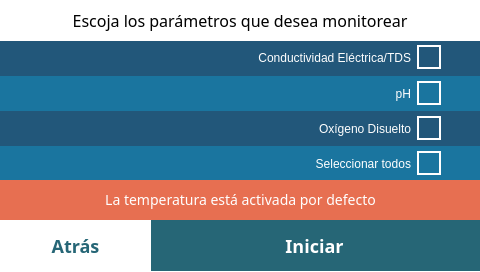
This is src/views/MonitoringView/MonitoringSelect.ui in Giocerz/water_quality_rpi_unal as Qt 5 draws it before an edit. The edited form follows.
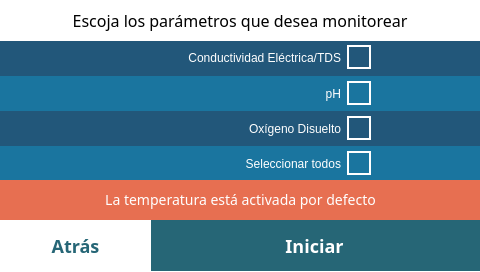
This is the edited form.

Commit message: fix: adjust QCheckBox geometry for improved layout and consistency

Diff of the .ui file:
```diff
--- a/src/views/MonitoringView/MonitoringSelect.ui
+++ b/src/views/MonitoringView/MonitoringSelect.ui
@@ -87,9 +87,9 @@
    <widget class="QCheckBox" name="tdsCheckBox">
     <property name="geometry">
      <rect>
-      <x>30</x>
+      <x>110</x>
       <y>40</y>
-      <width>411</width>
+      <width>261</width>
       <height>35</height>
      </rect>
     </property>
@@ -195,9 +195,9 @@
    <widget class="QCheckBox" name="phCheckBox">
     <property name="geometry">
      <rect>
-      <x>30</x>
+      <x>110</x>
       <y>76</y>
-      <width>411</width>
+      <width>261</width>
       <height>35</height>
      </rect>
     </property>
@@ -249,9 +249,9 @@
    <widget class="QCheckBox" name="oxygenCheckBox">
     <property name="geometry">
      <rect>
-      <x>30</x>
+      <x>110</x>
       <y>111</y>
-      <width>411</width>
+      <width>261</width>
       <height>35</height>
      </rect>
     </property>
@@ -303,9 +303,9 @@
    <widget class="QCheckBox" name="allCheckBox">
     <property name="geometry">
      <rect>
-      <x>30</x>
+      <x>110</x>
       <y>146</y>
-      <width>411</width>
+      <width>261</width>
       <height>35</height>
      </rect>
     </property>
```
The commit also changes 1 other file.
